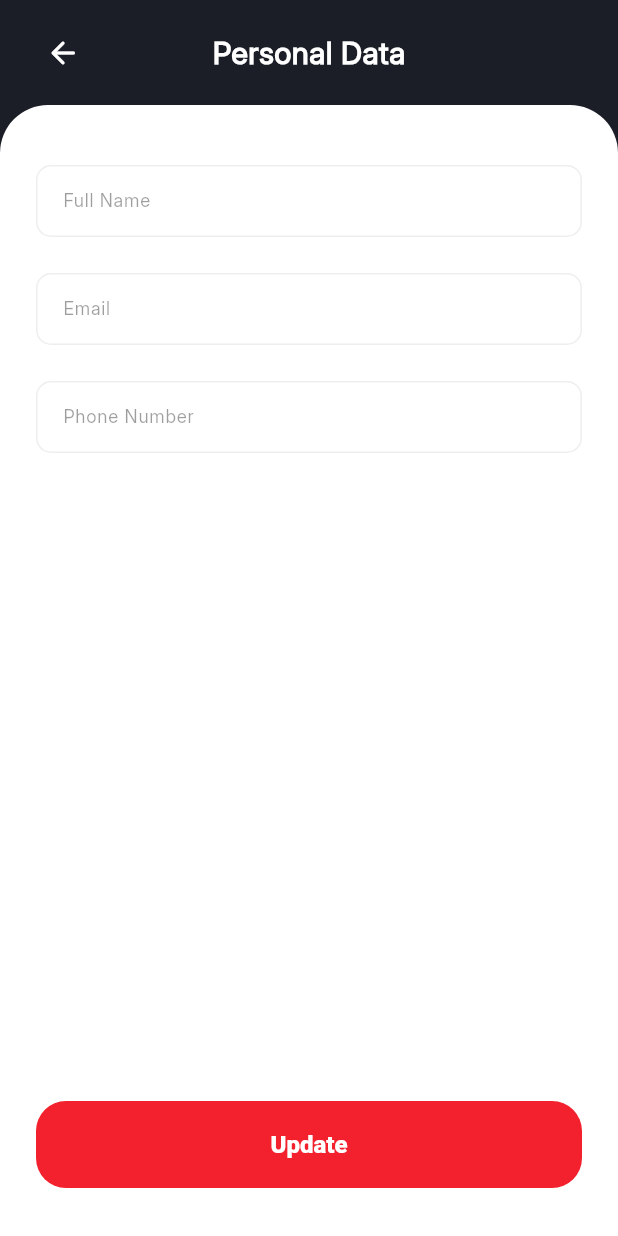
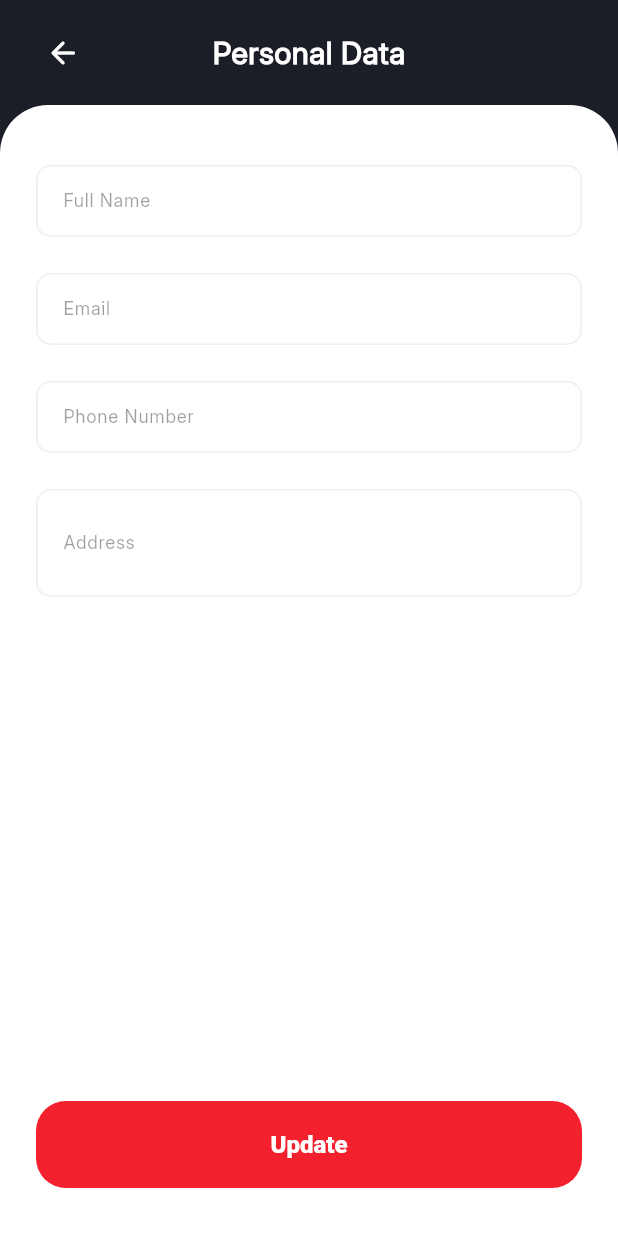
Before and after one commit to Amira098/ZoomProvider, a Flutter app: the EditProfileScreen screen opened directly, on a phone screen of 412 x 824 dp. Run offline on Flutter 3.47's test engine with Material 3 defaults, Android fonts, the phone set to English and light mode, and no system bars; our stand-ins replace bloc, cached_network_image, device_info_plus, dio, easy_localization, equatable and 18 more; missing offline and left inert: flutter_udid, network_info_plus; accounts and stored records are empty; generated files the repository leaves out were written again; network calls fail.

Commit message:
Edit Profile Screen

```diff
--- a/lib/feature/profile_screen/presentation/view/edit_profile_screen.dart
+++ b/lib/feature/profile_screen/presentation/view/edit_profile_screen.dart
@@ -29,10 +29,12 @@ class _EditProfileScreenState extends State<EditProfileScreen> {
   String password = '';
   String image = '';
 
+
   late final TextEditingController _nameCtrl;
   late final TextEditingController _emailCtrl;
   late final TextEditingController _phoneCtrl;
   late final TextEditingController _passCtrl;
+  late final TextEditingController _addressCtrl;
 
   final ProfileUpdateCubit _profileUpdateCubit = serviceLocator<ProfileUpdateCubit>();
 
@@ -43,6 +45,7 @@ class _EditProfileScreenState extends State<EditProfileScreen> {
     _emailCtrl = TextEditingController();
     _phoneCtrl = TextEditingController();
     _passCtrl = TextEditingController();
+    _addressCtrl = TextEditingController();
     _readPrefsIntoState();
   }
 
@@ -86,6 +89,7 @@ class _EditProfileScreenState extends State<EditProfileScreen> {
         'email': _emailCtrl.text.trim(),
         'phone': _phoneCtrl.text.trim(),
         'password': _passCtrl.text,
+        'address': _addressCtrl.text.trim(),
       };
       await SharedPreferencesUtils.saveData(
         key: AppValues.user,
@@ -105,7 +109,7 @@ class _EditProfileScreenState extends State<EditProfileScreen> {
       phone: _phoneCtrl.text.trim(),
       email: _emailCtrl.text.trim(),
       image: image,
-      address: address,
+      address: _addressCtrl.text.trim(),
     );
   }
 
@@ -207,7 +211,14 @@ class _EditProfileScreenState extends State<EditProfileScreen> {
                                 controller: _phoneCtrl,
                                 textInputType: TextInputType.phone,
                               ),
-
+                              const SizedBox(height: 24),
+                              CommonTextFormField(
+                                label: LocaleKeys.profile_address.tr(),
+                                hint: "ادخل العنوان بالتفصيل",
+                                controller: _addressCtrl,
+                                textInputType: TextInputType.streetAddress,
+                                maxLines: 2,
+                              ),
                             ],
                           ),
                         );
```
Also changed, not shown: lib/feature/contact_us/presentation/view/contact_us_form.dart (+2 -15 lines), lib/feature/contact_us/presentation/view/glass_faq_section.dart (+0 -103 lines). Lines whose indentation alone changed are shown as unchanged.
